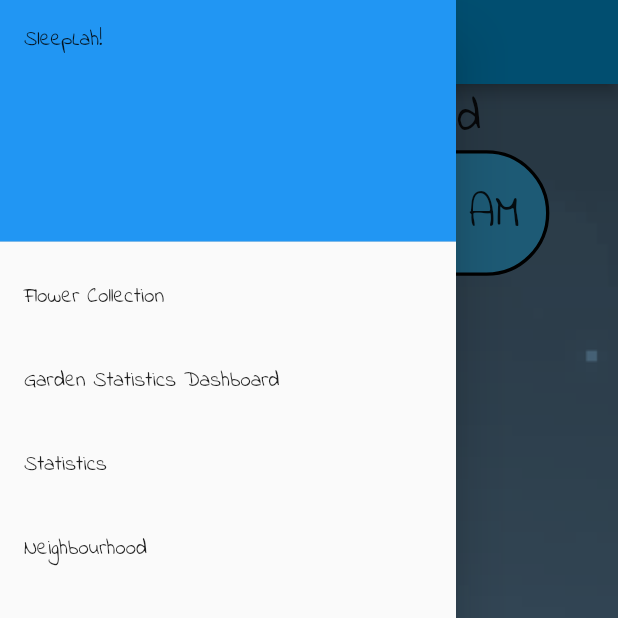
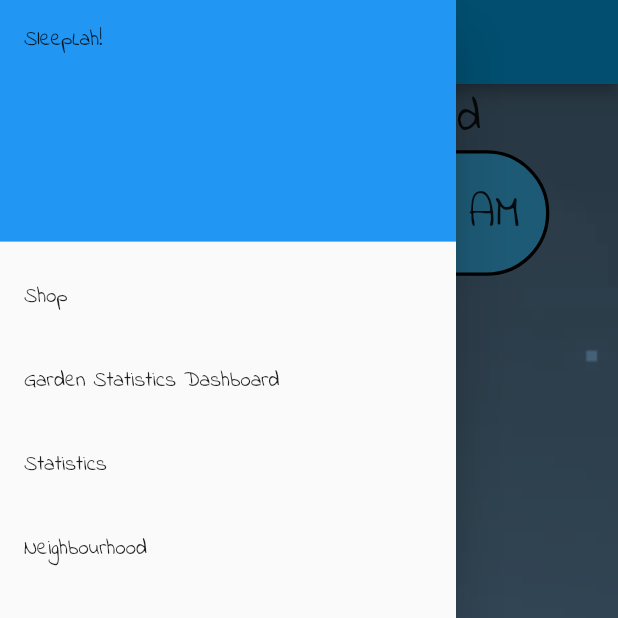
Before and after one commit to yuuutong/Orbital-Project, a Flutter app: the HomeScreen screen opened directly, with the side drawer open, on a phone screen of 412 x 824 dp, the top half of it. Run offline on Flutter 3.47's test engine with Material 2 defaults, Android fonts, the phone set to English and light mode, and no system bars; our stand-ins replace cloud_firestore, firebase_auth, firebase_core, fl_chart, flutter_spinkit, flutter_tags and 1 more; missing offline and left inert: dart:ffi; accounts and stored records are empty.

Commit message:
Update HomeScreen.dart

```diff
--- a/sleeplah/lib/home_page/HomeScreen.dart
+++ b/sleeplah/lib/home_page/HomeScreen.dart
@@ -80,7 +80,7 @@ class _HomeScreenState extends State<HomeScreen> {
               child: Text('SleepLah!'),
             ),
             ListTile(
-              title: const Text('Flower Collection'),
+              title: const Text('Shop'),
               onTap: () {
                 Navigator.push(
                     context,
```
